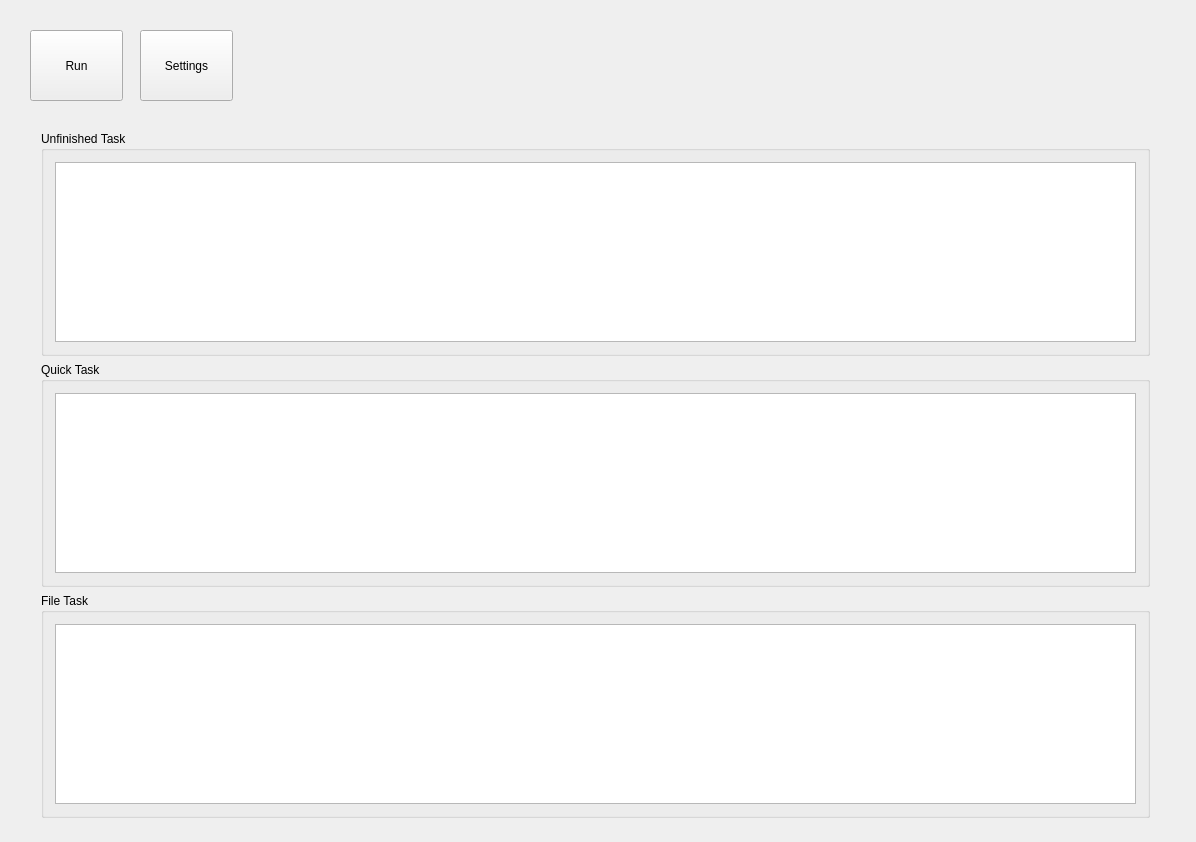
Old version of the form mainwindow.ui in the repository czlitony/Taskmaster.
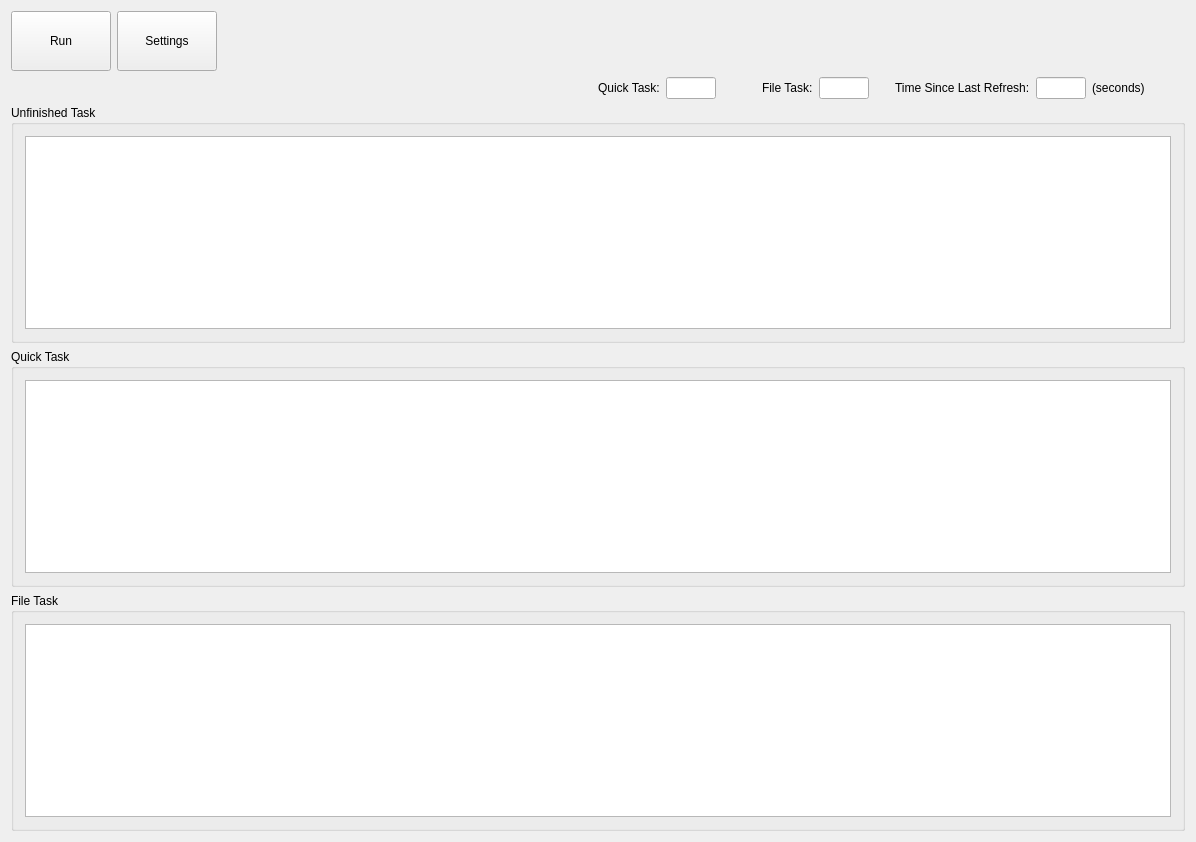
New version of the form.

Commit message: Display time since last retrieval.

Diff of the .ui file:
```diff
--- a/mainwindow.ui
+++ b/mainwindow.ui
@@ -23,14 +23,20 @@
    <enum>QTabWidget::Rounded</enum>
   </property>
   <widget class="QWidget" name="centralWidget">
+   <layout class="QGridLayout" name="gridLayout_6">
+    <item row="0" column="0">
    <widget class="QPushButton" name="switchButton">
-    <property name="geometry">
-     <rect>
-      <x>30</x>
-      <y>30</y>
-      <width>93</width>
-      <height>71</height>
-     </rect>
+      <property name="minimumSize">
+       <size>
+        <width>100</width>
+        <height>60</height>
+       </size>
+      </property>
+      <property name="maximumSize">
+       <size>
+        <width>100</width>
+        <height>16777215</height>
+       </size>
     </property>
     <property name="focusPolicy">
      <enum>Qt::NoFocus</enum>
@@ -51,28 +57,199 @@
      <bool>false</bool>
     </property>
    </widget>
+    </item>
+    <item row="0" column="1">
    <widget class="QPushButton" name="settingButton">
-    <property name="geometry">
-     <rect>
-      <x>140</x>
-      <y>30</y>
-      <width>93</width>
-      <height>71</height>
-     </rect>
+      <property name="minimumSize">
+       <size>
+        <width>100</width>
+        <height>60</height>
+       </size>
+      </property>
+      <property name="maximumSize">
+       <size>
+        <width>100</width>
+        <height>16777215</height>
+       </size>
     </property>
     <property name="text">
      <string>Settings</string>
     </property>
    </widget>
-   <widget class="QWidget" name="">
-    <property name="geometry">
-     <rect>
-      <x>30</x>
-      <y>120</y>
-      <width>1131</width>
-      <height>709</height>
-     </rect>
-    </property>
+    </item>
+    <item row="0" column="2">
+     <spacer name="horizontalSpacer">
+      <property name="orientation">
+       <enum>Qt::Horizontal</enum>
+      </property>
+      <property name="sizeHint" stdset="0">
+       <size>
+        <width>957</width>
+        <height>20</height>
+       </size>
+      </property>
+     </spacer>
+    </item>
+    <item row="1" column="0" colspan="3">
+     <layout class="QGridLayout" name="gridLayout_5">
+      <item row="0" column="0">
+       <spacer name="horizontalSpacer_2">
+        <property name="orientation">
+         <enum>Qt::Horizontal</enum>
+        </property>
+        <property name="sizeHint" stdset="0">
+         <size>
+          <width>498</width>
+          <height>20</height>
+         </size>
+        </property>
+       </spacer>
+      </item>
+      <item row="0" column="1">
+       <widget class="QLabel" name="label">
+        <property name="text">
+         <string>Quick Task:</string>
+        </property>
+       </widget>
+      </item>
+      <item row="0" column="2">
+       <widget class="QLineEdit" name="quickTaskNumberLineEdit">
+        <property name="sizePolicy">
+         <sizepolicy hsizetype="Fixed" vsizetype="Fixed">
+          <horstretch>0</horstretch>
+          <verstretch>0</verstretch>
+         </sizepolicy>
+        </property>
+        <property name="maximumSize">
+         <size>
+          <width>50</width>
+          <height>16777215</height>
+         </size>
+        </property>
+        <property name="focusPolicy">
+         <enum>Qt::NoFocus</enum>
+        </property>
+        <property name="readOnly">
+         <bool>true</bool>
+        </property>
+       </widget>
+      </item>
+      <item row="0" column="3">
+       <spacer name="horizontalSpacer_5">
+        <property name="orientation">
+         <enum>Qt::Horizontal</enum>
+        </property>
+        <property name="sizeType">
+         <enum>QSizePolicy::Fixed</enum>
+        </property>
+        <property name="sizeHint" stdset="0">
+         <size>
+          <width>40</width>
+          <height>20</height>
+         </size>
+        </property>
+       </spacer>
+      </item>
+      <item row="0" column="4">
+       <widget class="QLabel" name="label_2">
+        <property name="text">
+         <string>File Task:</string>
+        </property>
+       </widget>
+      </item>
+      <item row="0" column="5">
+       <widget class="QLineEdit" name="fileTaskNumberLineEdit">
+        <property name="sizePolicy">
+         <sizepolicy hsizetype="Fixed" vsizetype="Fixed">
+          <horstretch>0</horstretch>
+          <verstretch>0</verstretch>
+         </sizepolicy>
+        </property>
+        <property name="maximumSize">
+         <size>
+          <width>50</width>
+          <height>16777215</height>
+         </size>
+        </property>
+        <property name="focusPolicy">
+         <enum>Qt::NoFocus</enum>
+        </property>
+        <property name="readOnly">
+         <bool>true</bool>
+        </property>
+       </widget>
+      </item>
+      <item row="0" column="6">
+       <spacer name="horizontalSpacer_6">
+        <property name="orientation">
+         <enum>Qt::Horizontal</enum>
+        </property>
+        <property name="sizeType">
+         <enum>QSizePolicy::Fixed</enum>
+        </property>
+        <property name="sizeHint" stdset="0">
+         <size>
+          <width>20</width>
+          <height>20</height>
+         </size>
+        </property>
+       </spacer>
+      </item>
+      <item row="0" column="7">
+       <widget class="QLabel" name="label_3">
+        <property name="text">
+         <string>Time Since Last Refresh:</string>
+        </property>
+       </widget>
+      </item>
+      <item row="0" column="8">
+       <widget class="QLineEdit" name="timeSinceLastRefreshLineEdit">
+        <property name="sizePolicy">
+         <sizepolicy hsizetype="Fixed" vsizetype="Fixed">
+          <horstretch>0</horstretch>
+          <verstretch>0</verstretch>
+         </sizepolicy>
+        </property>
+        <property name="maximumSize">
+         <size>
+          <width>50</width>
+          <height>16777215</height>
+         </size>
+        </property>
+        <property name="focusPolicy">
+         <enum>Qt::NoFocus</enum>
+        </property>
+        <property name="readOnly">
+         <bool>true</bool>
+        </property>
+       </widget>
+      </item>
+      <item row="0" column="9">
+       <widget class="QLabel" name="label_4">
+        <property name="text">
+         <string>(seconds)</string>
+        </property>
+       </widget>
+      </item>
+      <item row="0" column="10">
+       <spacer name="horizontalSpacer_3">
+        <property name="orientation">
+         <enum>Qt::Horizontal</enum>
+        </property>
+        <property name="sizeType">
+         <enum>QSizePolicy::Fixed</enum>
+        </property>
+        <property name="sizeHint" stdset="0">
+         <size>
+          <width>40</width>
+          <height>20</height>
+         </size>
+        </property>
+       </spacer>
+      </item>
+     </layout>
+    </item>
+    <item row="2" column="0" colspan="3">
     <layout class="QGridLayout" name="gridLayout_4">
      <item row="0" column="0">
       <widget class="QGroupBox" name="groupBox_3">
@@ -135,7 +312,8 @@
       </widget>
      </item>
     </layout>
-   </widget>
+    </item>
+   </layout>
   </widget>
  </widget>
  <layoutdefault spacing="6" margin="11"/>
```
Lines whose indentation alone changed are shown as unchanged. The commit also changes 4 other files.
